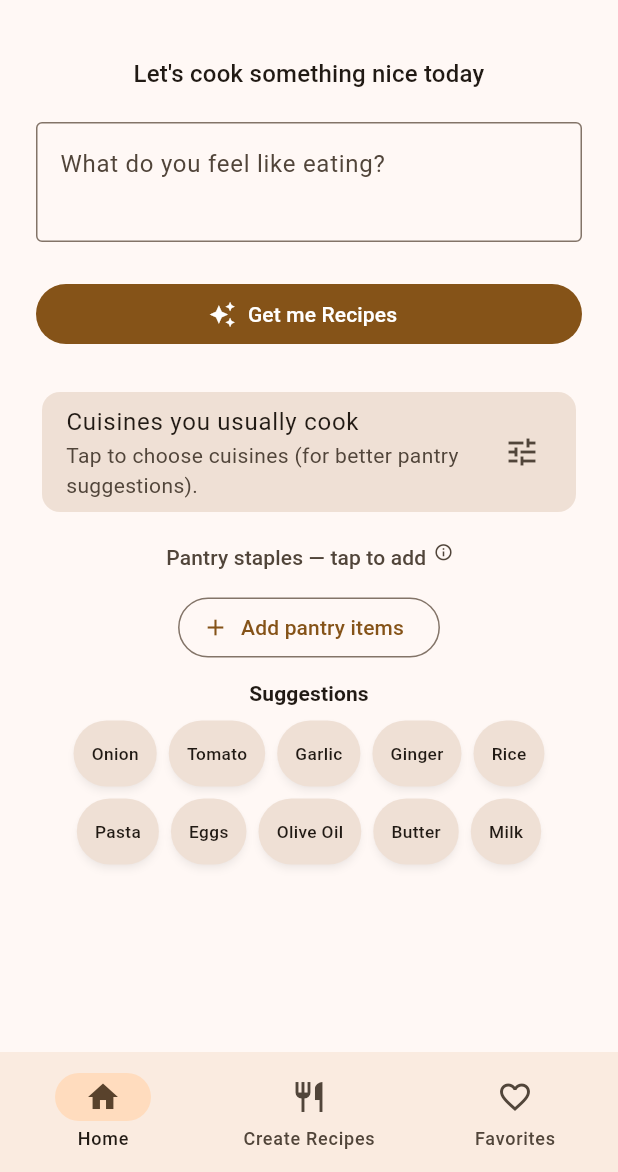
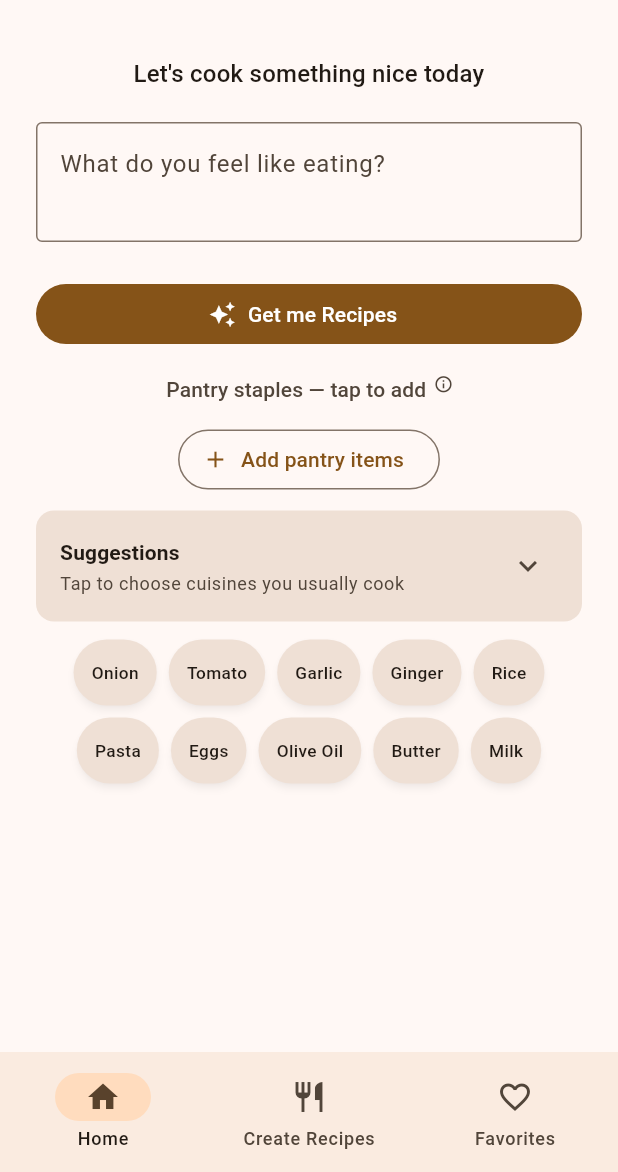
Before and after one commit to sanjayn2096/RecipeAI-flutter, a Flutter app: the HomeShellScreen screen opened by its route, on a phone screen of 412 x 824 dp, the part 64-1236 px from its top. Run offline on Flutter 3.47's test engine with Material 3 defaults, Android fonts, the phone set to English and light mode, and no system bars; our stand-ins replace cloud_firestore, firebase_auth, firebase_core, flutter_riverpod, font_awesome_flutter, go_router and 4 more; accounts and stored records are empty; project files that could hold a hidden picture were left out.

Commit message:
Adding Dark theme assets to the app

```diff
--- a/lib/core/app_strings.dart
+++ b/lib/core/app_strings.dart
@@ -24,6 +24,12 @@ class AppStrings {
   static const String pantryStaplesInfo =
       'Click on any of the following items found in your pantry and I will suggest recipes accordingly.';
   static const String pantryStaplesInfoIconTooltip = 'About pantry staples';
+  static const String pantrySuggestionsTitle = 'Suggestions';
+  static const String usualCuisinesHeading = 'Cuisines you usually cook';
+  static const String usualCuisinesPickerHint =
+      'Pick one or more to personalize pantry suggestions.';
+  static const String suggestionsTapToChooseCuisines =
+      'Tap to choose cuisines you usually cook';
   static const String nothingSelected = 'Nothing Selected';
 
   // Tutorial / drawer
--- a/lib/core/theme.dart
+++ b/lib/core/theme.dart
@@ -1,7 +1,17 @@
 import 'package:flutter/material.dart';
 
-final ThemeData appTheme = ThemeData(
+const Color _kSeed = Colors.orange;
+
+final ThemeData appLightTheme = ThemeData(
   useMaterial3: true,
-  colorScheme: ColorScheme.fromSeed(seedColor: Colors.orange, brightness: Brightness.light),
+  colorScheme:
+      ColorScheme.fromSeed(seedColor: _kSeed, brightness: Brightness.light),
   appBarTheme: const AppBarTheme(centerTitle: true, elevation: 0),
 );
+
+final ThemeData appDarkTheme = ThemeData(
+  useMaterial3: true,
+  colorScheme:
+      ColorScheme.fromSeed(seedColor: _kSeed, brightness: Brightness.dark),
+  appBarTheme: const AppBarTheme(centerTitle: true, elevation: 0),
+);
--- a/lib/screens/home_shell_screen.dart
+++ b/lib/screens/home_shell_screen.dart
@@ -405,76 +405,14 @@ class _HomeTabBodyState extends State<_HomeTabBody> {
     setState(() {});
   }
 
-  Future<void> _showUsualCuisinesBottomSheet() async {
+  void _toggleUsualCuisine(String cuisine) {
     final current = widget.sessionManager.getUsualCuisines().toSet();
-    await showModalBottomSheet<void>(
-      context: context,
-      showDragHandle: true,
-      isScrollControlled: true,
-      builder: (ctx) {
-        return StatefulBuilder(
-          builder: (ctx, setSheetState) {
-            return SafeArea(
-              child: Padding(
-                padding: EdgeInsets.only(
-                  bottom: MediaQuery.of(ctx).viewInsets.bottom,
-                ),
-                child: Column(
-                  mainAxisSize: MainAxisSize.min,
-                  children: [
-                    const SizedBox(height: 8),
-                    ListTile(
-                      title: const Text('Cuisines you usually cook'),
-                      subtitle: Text(
-                        current.isEmpty
-                            ? 'Pick one or more cuisines to personalize pantry suggestions.'
-                            : current.join(', '),
-                      ),
-                    ),
-                    const Divider(height: 1),
-                    Flexible(
-                      child: ListView(
-                        shrinkWrap: true,
-                        children: [
-                          for (final cuisine in _cuisineOptionsForUsualCuisines)
-                            CheckboxListTile(
-                              value: current.contains(cuisine),
-                              title: Text(cuisine),
-                              onChanged: (_) {
     if (current.contains(cuisine)) {
       current.remove(cuisine);
     } else {
       current.add(cuisine);
     }
-                                widget.sessionManager
-                                    .saveUsualCuisinesSync(current.toList());
-                                setSheetState(() {});
-                              },
-                            ),
-                        ],
-                      ),
-                    ),
-                    const SizedBox(height: 8),
-                    Padding(
-                      padding: const EdgeInsets.symmetric(horizontal: 16),
-                      child: SizedBox(
-                        width: double.infinity,
-                        child: FilledButton(
-                          onPressed: () => Navigator.of(ctx).pop(),
-                          child: const Text('Done'),
-                        ),
-                      ),
-                    ),
-                    const SizedBox(height: 12),
-                  ],
-                ),
-              ),
-            );
-          },
-        );
-      },
-    );
-    if (!mounted) return;
+    widget.sessionManager.saveUsualCuisinesSync(current.toList());
     setState(() {});
   }
 
@@ -610,21 +548,6 @@ class _HomeTabBodyState extends State<_HomeTabBody> {
                 icon: const Icon(Icons.auto_awesome),
                 label: const Text('Get me Recipes'),
               ),
-              const SizedBox(height: 24),
-              Card(
-                elevation: 0,
-                color: colorScheme.surfaceContainerHighest,
-                child: ListTile(
-                  title: const Text('Cuisines you usually cook'),
-                  subtitle: Text(
-                    usualCuisines.isEmpty
-                        ? 'Tap to choose cuisines (for better pantry suggestions).'
-                        : usualCuisines.join(', '),
-                  ),
-                  trailing: const Icon(Icons.tune),
-                  onTap: _showUsualCuisinesBottomSheet,
-                ),
-              ),
               const SizedBox(height: 16),
               Text.rich(
                 textAlign: TextAlign.center,
@@ -700,16 +623,64 @@ class _HomeTabBodyState extends State<_HomeTabBody> {
                 ),
                 const SizedBox(height: 16),
               ],
-              if (suggestionChipsOnly.isNotEmpty) ...[
-                Text(
-                  'Suggestions',
+              Material(
+                color: colorScheme.surfaceContainerHighest,
+                borderRadius: BorderRadius.circular(12),
+                clipBehavior: Clip.antiAlias,
+                child: Theme(
+                  data: Theme.of(context).copyWith(dividerColor: Colors.transparent),
+                  child: ExpansionTile(
+                    title: Text(
+                      AppStrings.pantrySuggestionsTitle,
                       style: Theme.of(context).textTheme.titleSmall?.copyWith(
                             fontWeight: FontWeight.w700,
+                          ),
+                    ),
+                    subtitle: Text(
+                      usualCuisines.isEmpty
+                          ? AppStrings.suggestionsTapToChooseCuisines
+                          : usualCuisines.join(', '),
+                      style: Theme.of(context).textTheme.bodySmall?.copyWith(
+                            color: colorScheme.onSurfaceVariant,
+                          ),
+                    ),
+                    maintainState: true,
+                    children: [
+                      Padding(
+                        padding: const EdgeInsets.fromLTRB(8, 0, 8, 8),
+                        child: Column(
+                          crossAxisAlignment: CrossAxisAlignment.stretch,
+                          children: [
+                            Text(
+                              AppStrings.usualCuisinesHeading,
+                              style: Theme.of(context).textTheme.labelLarge,
+                              textAlign: TextAlign.center,
+                            ),
+                            const SizedBox(height: 4),
+                            Text(
+                              AppStrings.usualCuisinesPickerHint,
+                              style: Theme.of(context).textTheme.bodySmall?.copyWith(
+                                    color: colorScheme.onSurfaceVariant,
                                   ),
                               textAlign: TextAlign.center,
                             ),
                             const SizedBox(height: 8),
+                            for (final cuisine in _cuisineOptionsForUsualCuisines)
+                              CheckboxListTile(
+                                dense: true,
+                                value: usualCuisines.contains(cuisine),
+                                title: Text(cuisine),
+                                onChanged: (_) => _toggleUsualCuisine(cuisine),
+                              ),
                           ],
+                        ),
+                      ),
+                    ],
+                  ),
+                ),
+              ),
+              if (suggestionChipsOnly.isNotEmpty) ...[
+                const SizedBox(height: 12),
                 Wrap(
                   spacing: 8,
                   runSpacing: 8,
@@ -725,6 +696,7 @@ class _HomeTabBodyState extends State<_HomeTabBody> {
                       ),
                   ],
                 ),
+              ],
               const SizedBox(height: 32),
             ],
           ),
--- a/lib/widgets/sous_chef_brand.dart
+++ b/lib/widgets/sous_chef_brand.dart
@@ -2,10 +2,16 @@ import 'package:flutter/material.dart';
 
 import '../core/app_strings.dart';
 
-/// Asset path for the Sous Chef logo (square PNG: mark + wordmark + tagline).
+/// Asset path for the Sous Chef logo — light theme (square PNG: mark + wordmark + tagline).
 const String kSousChefLogoAsset = 'assets/sous_chef_logo.png';
 
-/// Fraction of [kSousChefLogoAsset] height used for the icon-only mark (top portion).
+/// Dark-theme logo (charcoal background, orange + white artwork).
+const String kSousChefLogoAssetDark = 'assets/sous_chef_logo_dark.png';
+
+String sousChefLogoAssetFor(Brightness brightness) =>
+    brightness == Brightness.dark ? kSousChefLogoAssetDark : kSousChefLogoAsset;
+
+/// Fraction of logo asset height used for the icon-only mark (top portion of each variant).
 const double _kLogoMarkHeightFactor = 0.56;
 
 /// Chef hat + utensils only — top slice of the square logo, for inline headers.
@@ -25,7 +31,7 @@ class SousChefLogoMark extends StatelessWidget {
           alignment: Alignment.topCenter,
           heightFactor: _kLogoMarkHeightFactor,
           child: Image.asset(
-            kSousChefLogoAsset,
+            sousChefLogoAssetFor(Theme.of(context).brightness),
             width: size * 1.15,
             fit: BoxFit.fitWidth,
             filterQuality: FilterQuality.high,
@@ -105,7 +111,7 @@ class SousChefSplashContent extends StatelessWidget {
       mainAxisAlignment: MainAxisAlignment.center,
       children: [
         Image.asset(
-          kSousChefLogoAsset,
+          sousChefLogoAssetFor(Theme.of(context).brightness),
           width: maxW.clamp(250, 400),
           fit: BoxFit.contain,
           filterQuality: FilterQuality.high,
--- a/pubspec.yaml
+++ b/pubspec.yaml
@@ -47,4 +47,5 @@ flutter:
   assets:
     - assets/recipe_placeholder.png
     - assets/sous_chef_logo.png
+    - assets/sous_chef_logo_dark.png
     - assets/animations/cooking_animation.json
```
Also changed, not shown: lib/main.dart (+24 -8 lines), lib/widgets/cartoon_outlined_card.dart (+4 -4 lines), assets/sous_chef_logo_dark.png (added), 4 other files. Lines whose indentation alone changed are shown as unchanged.
